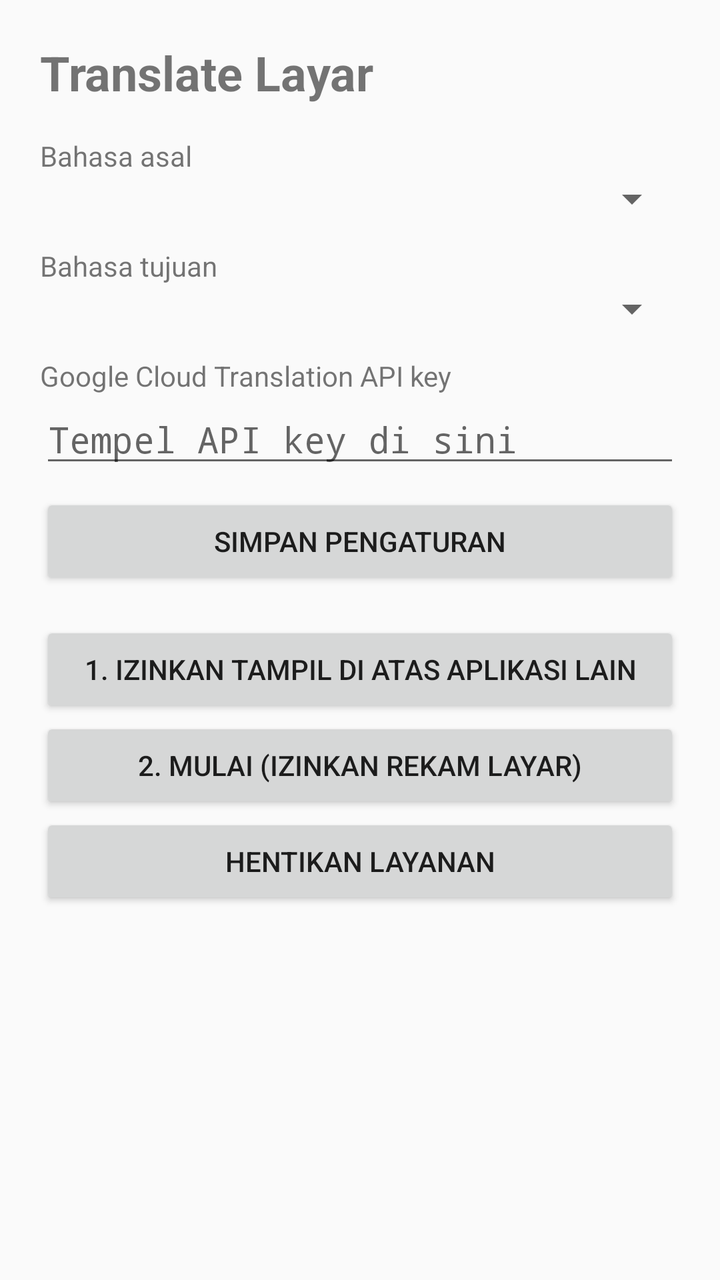
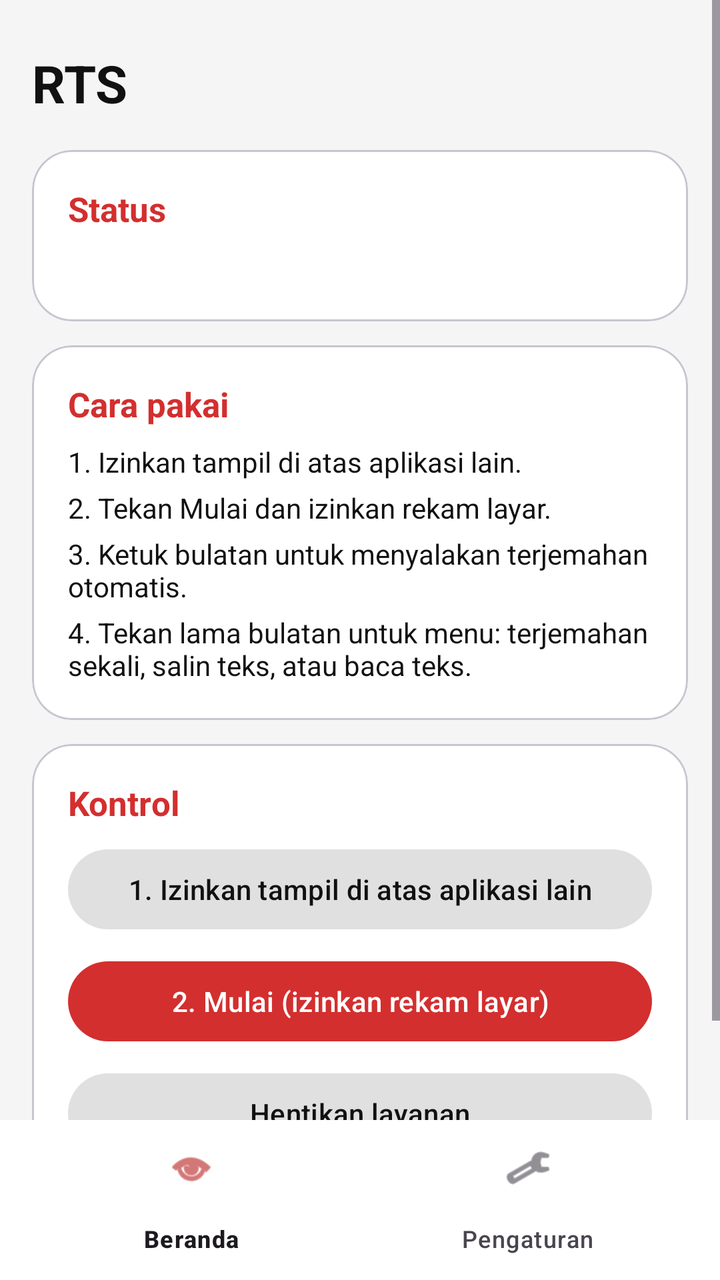

Compare the two renders of this Android layout. The source of the first and the diff that turns it into the second are given below.
<!-- AndroidManifest.xml: application theme Theme.TranslateLayar -->
<!-- res/layout/activity_main.xml -->
<?xml version="1.0" encoding="utf-8"?>
<ScrollView xmlns:android="http://schemas.android.com/apk/res/android"
    android:layout_width="match_parent"
    android:layout_height="match_parent">

    <LinearLayout
        android:layout_width="match_parent"
        android:layout_height="wrap_content"
        android:orientation="vertical"
        android:padding="20dp">

        <TextView
            android:layout_width="wrap_content"
            android:layout_height="wrap_content"
            android:text="Translate Layar"
            android:textSize="24sp"
            android:textStyle="bold" />

        <TextView
            android:layout_width="wrap_content"
            android:layout_height="wrap_content"
            android:layout_marginTop="16dp"
            android:text="Bahasa asal" />

        <Spinner
            android:id="@+id/spSource"
            android:layout_width="match_parent"
            android:layout_height="wrap_content" />

        <TextView
            android:layout_width="wrap_content"
            android:layout_height="wrap_content"
            android:layout_marginTop="12dp"
            android:text="Bahasa tujuan" />

        <Spinner
            android:id="@+id/spTarget"
            android:layout_width="match_parent"
            android:layout_height="wrap_content" />

        <TextView
            android:layout_width="wrap_content"
            android:layout_height="wrap_content"
            android:layout_marginTop="12dp"
            android:text="Google Cloud Translation API key" />

        <EditText
            android:id="@+id/etKey"
            android:layout_width="match_parent"
            android:layout_height="wrap_content"
            android:hint="Tempel API key di sini"
            android:inputType="textPassword" />

        <Button
            android:id="@+id/btnSave"
            android:layout_width="match_parent"
            android:layout_height="wrap_content"
            android:layout_marginTop="8dp"
            android:text="Simpan pengaturan" />

        <Button
            android:id="@+id/btnOverlay"
            android:layout_width="match_parent"
            android:layout_height="wrap_content"
            android:layout_marginTop="16dp"
            android:text="1. Izinkan tampil di atas aplikasi lain" />

        <Button
            android:id="@+id/btnStart"
            android:layout_width="match_parent"
            android:layout_height="wrap_content"
            android:text="2. Mulai (izinkan rekam layar)" />

        <Button
            android:id="@+id/btnStop"
            android:layout_width="match_parent"
            android:layout_height="wrap_content"
            android:text="Hentikan layanan" />

        <TextView
            android:id="@+id/tvStatus"
            android:layout_width="wrap_content"
            android:layout_height="wrap_content"
            android:layout_marginTop="16dp" />

    </LinearLayout>
</ScrollView>
<!-- resources referenced by this layout -->
<resources>
  <style name="Theme.TranslateLayar" parent="Theme.AppCompat.Light.DarkActionBar" />
</resources>

<!-- the commit's change to res/layout/activity_main.xml (unified diff, before → after) -->
@@ -1,87 +1,329 @@
 <?xml version="1.0" encoding="utf-8"?>
-<ScrollView xmlns:android="http://schemas.android.com/apk/res/android"
+<LinearLayout xmlns:android="http://schemas.android.com/apk/res/android"
+    xmlns:app="http://schemas.android.com/apk/res-auto"
     android:layout_width="match_parent"
-    android:layout_height="match_parent">
-
-    <LinearLayout
+    android:layout_height="match_parent"
+    android:orientation="vertical"
+    android:background="#F5F5F5">
+
+    <FrameLayout
+        android:layout_width="match_parent"
+        android:layout_height="0dp"
+        android:layout_weight="1">
+
+        
+        <ScrollView
+            android:id="@+id/pageHome"
+            android:layout_width="match_parent"
+            android:layout_height="match_parent">
+
+            <LinearLayout
+                android:layout_width="match_parent"
+                android:layout_height="wrap_content"
+                android:orientation="vertical"
+                android:padding="16dp">
+
+                <TextView
+                    android:layout_width="wrap_content"
+                    android:layout_height="wrap_content"
+                    android:layout_marginTop="8dp"
+                    android:layout_marginBottom="16dp"
+                    android:text="RTS"
+                    android:textColor="#111111"
+                    android:textSize="26sp"
+                    android:textStyle="bold" />
+
+                <com.google.android.material.card.MaterialCardView
+                    android:layout_width="match_parent"
+                    android:layout_height="wrap_content"
+                    android:layout_marginBottom="12dp"
+                    app:cardBackgroundColor="#FFFFFF"
+                    app:cardCornerRadius="20dp"
+                    app:cardElevation="0dp">
+
+                    <LinearLayout
+                        android:layout_width="match_parent"
+                        android:layout_height="wrap_content"
+                        android:orientation="vertical"
+                        android:padding="18dp">
+
+                        <TextView
+                            android:layout_width="wrap_content"
+                            android:layout_height="wrap_content"
+                            android:text="Status"
+                            android:textColor="#D32F2F"
+                            android:textSize="17sp"
+                            android:textStyle="bold" />
+
+                        <TextView
+                            android:id="@+id/tvStatus"
+                            android:layout_width="wrap_content"
+                            android:layout_height="wrap_content"
+                            android:layout_marginTop="8dp"
+                            android:textColor="#424242" />
+                    </LinearLayout>
+                </com.google.android.material.card.MaterialCardView>
+
+                <com.google.android.material.card.MaterialCardView
+                    android:layout_width="match_parent"
+                    android:layout_height="wrap_content"
+                    android:layout_marginBottom="12dp"
+                    app:cardBackgroundColor="#FFFFFF"
+                    app:cardCornerRadius="20dp"
+                    app:cardElevation="0dp">
+
+                    <LinearLayout
+                        android:layout_width="match_parent"
+                        android:layout_height="wrap_content"
+                        android:orientation="vertical"
+                        android:padding="18dp">
+
+                        <TextView
+                            android:layout_width="wrap_content"
+                            android:layout_height="wrap_content"
+                            android:text="Cara pakai"
+                            android:textColor="#D32F2F"
+                            android:textSize="17sp"
+                            android:textStyle="bold" />
+
+                        <TextView
+                            android:layout_width="match_parent"
+                            android:layout_height="wrap_content"
+                            android:layout_marginTop="8dp"
+                            android:text="1. Izinkan tampil di atas aplikasi lain."
+                            android:textColor="#111111" />
+
+                        <TextView
+                            android:layout_width="match_parent"
+                            android:layout_height="wrap_content"
+                            android:layout_marginTop="4dp"
+                            android:text="2. Tekan Mulai dan izinkan rekam layar."
+                            android:textColor="#111111" />
+
+                        <TextView
+                            android:layout_width="match_parent"
+                            android:layout_height="wrap_content"
+                            android:layout_marginTop="4dp"
+                            android:text="3. Ketuk bulatan untuk menyalakan terjemahan otomatis."
+                            android:textColor="#111111" />
+
+                        <TextView
+                            android:layout_width="match_parent"
+                            android:layout_height="wrap_content"
+                            android:layout_marginTop="4dp"
+                            android:text="4. Tekan lama bulatan untuk menu: terjemahan sekali, salin teks, atau baca teks."
+                            android:textColor="#111111" />
+                    </LinearLayout>
+                </com.google.android.material.card.MaterialCardView>
+
+                <com.google.android.material.card.MaterialCardView
+                    android:layout_width="match_parent"
+                    android:layout_height="wrap_content"
+                    app:cardBackgroundColor="#FFFFFF"
+                    app:cardCornerRadius="20dp"
+                    app:cardElevation="0dp">
+
+                    <LinearLayout
+                        android:layout_width="match_parent"
+                        android:layout_height="wrap_content"
+                        android:orientation="vertical"
+                        android:padding="18dp">
+
+                        <TextView
+                            android:layout_width="wrap_content"
+                            android:layout_height="wrap_content"
+                            android:text="Kontrol"
+                            android:textColor="#D32F2F"
+                            android:textSize="17sp"
+                            android:textStyle="bold" />
+
+                        <com.google.android.material.button.MaterialButton
+                            android:id="@+id/btnOverlay"
+                            android:layout_width="match_parent"
+                            android:layout_height="wrap_content"
+                            android:layout_marginTop="8dp"
+                            android:text="1. Izinkan tampil di atas aplikasi lain"
+                            app:backgroundTint="#E0E0E0"
+                            android:textColor="#111111" />
+
+                        <com.google.android.material.button.MaterialButton
+                            android:id="@+id/btnStart"
+                            android:layout_width="match_parent"
+                            android:layout_height="wrap_content"
+                            android:layout_marginTop="8dp"
+                            android:text="2. Mulai (izinkan rekam layar)"
+                            app:backgroundTint="#D32F2F" />
+
+                        <com.google.android.material.button.MaterialButton
+                            android:id="@+id/btnStop"
+                            android:layout_width="match_parent"
+                            android:layout_height="wrap_content"
+                            android:layout_marginTop="8dp"
+                            android:text="Hentikan layanan"
+                            app:backgroundTint="#E0E0E0"
+                            android:textColor="#111111" />
+                    </LinearLayout>
+                </com.google.android.material.card.MaterialCardView>
+
+            </LinearLayout>
+        </ScrollView>
+
+        
+        <ScrollView
+            android:id="@+id/pageSettings"
+            android:layout_width="match_parent"
+            android:layout_height="match_parent"
+            android:visibility="gone">
+
+            <LinearLayout
+                android:layout_width="match_parent"
+                android:layout_height="wrap_content"
+                android:orientation="vertical"
+                android:padding="16dp">
+
+                <TextView
+                    android:layout_width="wrap_content"
+                    android:layout_height="wrap_content"
+                    android:layout_marginTop="8dp"
+                    android:layout_marginBottom="16dp"
+                    android:text="Pengaturan"
+                    android:textColor="#111111"
+                    android:textSize="26sp"
+                    android:textStyle="bold" />
+
+                <com.google.android.material.card.MaterialCardView
+                    android:layout_width="match_parent"
+                    android:layout_height="wrap_content"
+                    android:layout_marginBottom="12dp"
+                    app:cardBackgroundColor="#FFFFFF"
+                    app:cardCornerRadius="20dp"
+                    app:cardElevation="0dp">
+
+                    <LinearLayout
+                        android:layout_width="match_parent"
+                        android:layout_height="wrap_content"
+                        android:orientation="vertical"
+                        android:padding="18dp">
+
+                        <TextView
+                            android:layout_width="wrap_content"
+                            android:layout_height="wrap_content"
+                            android:text="Bahasa"
+                            android:textColor="#D32F2F"
+                            android:textSize="17sp"
+                            android:textStyle="bold" />
+
+                        <TextView
+                            android:layout_width="wrap_content"
+                            android:layout_height="wrap_content"
+                            android:layout_marginTop="8dp"
+                            android:text="Bahasa asal" />
+
+                        <Spinner
+                            android:id="@+id/spSource"
+                            android:layout_width="match_parent"
+                            android:layout_height="wrap_content" />
+
+                        <TextView
+                            android:layout_width="wrap_content"
+                            android:layout_height="wrap_content"
+                            android:layout_marginTop="12dp"
+                            android:text="Bahasa tujuan" />
+
+                        <Spinner
+                            android:id="@+id/spTarget"
+                            android:layout_width="match_parent"
+                            android:layout_height="wrap_content" />
+                    </LinearLayout>
+                </com.google.android.material.card.MaterialCardView>
+
+                <com.google.android.material.card.MaterialCardView
+                    android:layout_width="match_parent"
+                    android:layout_height="wrap_content"
+                    android:layout_marginBottom="12dp"
+                    app:cardBackgroundColor="#FFFFFF"
+                    app:cardCornerRadius="20dp"
+                    app:cardElevation="0dp">
+
+                    <LinearLayout
+                        android:layout_width="match_parent"
+                        android:layout_height="wrap_content"
+                        android:orientation="vertical"
+                        android:padding="18dp">
+
+                        <TextView
+                            android:layout_width="wrap_content"
+                            android:layout_height="wrap_content"
+                            android:text="Ukuran"
+                            android:textColor="#D32F2F"
+                            android:textSize="17sp"
+                            android:textStyle="bold" />
+
+                        <LinearLayout
+                            android:layout_width="match_parent"
+                            android:layout_height="wrap_content"
+                            android:layout_marginTop="8dp"
+                            android:orientation="horizontal">
+
+                            <TextView
+                                android:layout_width="0dp"
+                                android:layout_height="wrap_content"
+                                android:layout_weight="1"
+                                android:text="Ukuran bulatan" />
+
+                            <TextView
+                                android:id="@+id/tvBubbleVal"
+                                android:layout_width="wrap_content"
+                                android:layout_height="wrap_content" />
+                        </LinearLayout>
+
+                        <SeekBar
+                            android:id="@+id/sbBubble"
+                            android:layout_width="match_parent"
+                            android:layout_height="wrap_content" />
+
+                        <LinearLayout
+                            android:layout_width="match_parent"
+                            android:layout_height="wrap_content"
+                            android:layout_marginTop="8dp"
+                            android:orientation="horizontal">
+
+                            <TextView
+                                android:layout_width="0dp"
+                                android:layout_height="wrap_content"
+                                android:layout_weight="1"
+                                android:text="Ukuran tulisan terjemahan" />
+
+                            <TextView
+                                android:id="@+id/tvTextVal"
+                                android:layout_width="wrap_content"
+                                android:layout_height="wrap_content" />
+                        </LinearLayout>
+
+                        <SeekBar
+                            android:id="@+id/sbText"
+                            android:layout_width="match_parent"
+                            android:layout_height="wrap_content" />
+                    </LinearLayout>
+                </com.google.android.material.card.MaterialCardView>
+
+                <com.google.android.material.button.MaterialButton
+                    android:id="@+id/btnSave"
+                    android:layout_width="match_parent"
+                    android:layout_height="wrap_content"
+                    android:text="Simpan pengaturan"
+                    app:backgroundTint="#D32F2F" />
+
+            </LinearLayout>
+        </ScrollView>
+    </FrameLayout>
+
+    <com.google.android.material.bottomnavigation.BottomNavigationView
+        android:id="@+id/bottomNav"
         android:layout_width="match_parent"
         android:layout_height="wrap_content"
-        android:orientation="vertical"
-        android:padding="20dp">
-
-        <TextView
-            android:layout_width="wrap_content"
-            android:layout_height="wrap_content"
-            android:text="Translate Layar"
-            android:textSize="24sp"
-            android:textStyle="bold" />
-
-        <TextView
-            android:layout_width="wrap_content"
-            android:layout_height="wrap_content"
-            android:layout_marginTop="16dp"
-            android:text="Bahasa asal" />
-
-        <Spinner
-            android:id="@+id/spSource"
-            android:layout_width="match_parent"
-            android:layout_height="wrap_content" />
-
-        <TextView
-            android:layout_width="wrap_content"
-            android:layout_height="wrap_content"
-            android:layout_marginTop="12dp"
-            android:text="Bahasa tujuan" />
-
-        <Spinner
-            android:id="@+id/spTarget"
-            android:layout_width="match_parent"
-            android:layout_height="wrap_content" />
-
-        <TextView
-            android:layout_width="wrap_content"
-            android:layout_height="wrap_content"
-            android:layout_marginTop="12dp"
-            android:text="Google Cloud Translation API key" />
-
-        <EditText
-            android:id="@+id/etKey"
-            android:layout_width="match_parent"
-            android:layout_height="wrap_content"
-            android:hint="Tempel API key di sini"
-            android:inputType="textPassword" />
-
-        <Button
-            android:id="@+id/btnSave"
-            android:layout_width="match_parent"
-            android:layout_height="wrap_content"
-            android:layout_marginTop="8dp"
-            android:text="Simpan pengaturan" />
-
-        <Button
-            android:id="@+id/btnOverlay"
-            android:layout_width="match_parent"
-            android:layout_height="wrap_content"
-            android:layout_marginTop="16dp"
-            android:text="1. Izinkan tampil di atas aplikasi lain" />
-
-        <Button
-            android:id="@+id/btnStart"
-            android:layout_width="match_parent"
-            android:layout_height="wrap_content"
-            android:text="2. Mulai (izinkan rekam layar)" />
-
-        <Button
-            android:id="@+id/btnStop"
-            android:layout_width="match_parent"
-            android:layout_height="wrap_content"
-            android:text="Hentikan layanan" />
-
-        <TextView
-            android:id="@+id/tvStatus"
-            android:layout_width="wrap_content"
-            android:layout_height="wrap_content"
-            android:layout_marginTop="16dp" />
-
-    </LinearLayout>
-</ScrollView>
+        android:background="#FFFFFF"
+        app:labelVisibilityMode="labeled"
+        app:menu="@menu/bottom_nav" />
+
+</LinearLayout>
<!-- resource entries referenced after the edit -->
@@ -1,5 +1,13 @@
 <!-- resources referenced by this layout -->
 <resources>
-  <style name="Theme.TranslateLayar" parent="Theme.AppCompat.Light.DarkActionBar" />
+  <style name="Theme.TranslateLayar" parent="Theme.Material3.Light.NoActionBar">
+          <item name="colorPrimary">#D32F2F</item>
+          <item name="colorOnPrimary">#FFFFFF</item>
+          <item name="colorSecondaryContainer">#FFCDD2</item>
+          <item name="colorOnSecondaryContainer">#B71C1C</item>
+          <item name="android:colorBackground">#F5F5F5</item>
+          <item name="android:statusBarColor">#F5F5F5</item>
+          <item name="android:windowLightStatusBar">true</item>
+      </style>
 </resources>
 
